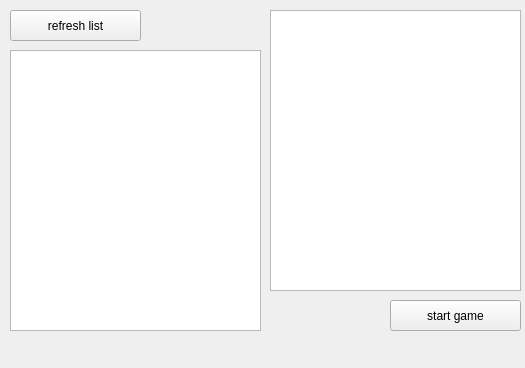
This is MainClient/gui/mainwindow.ui in stareven/Dlut-Game-Platform as Qt 5 draws it before an edit. The edited form follows.
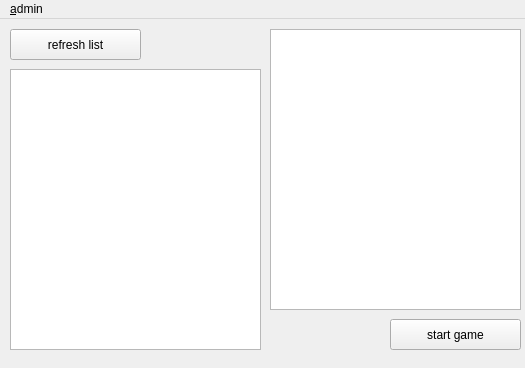
This is the edited form.

Commit message: add JWidgetAdmin and JCommandSendBase

The edit to the form file:
```diff
--- a/MainClient/gui/mainwindow.ui
+++ b/MainClient/gui/mainwindow.ui
@@ -70,6 +70,13 @@
      <height>25</height>
     </rect>
    </property>
+   <widget class="QMenu" name="menuAdmin">
+    <property name="title">
+     <string>&amp;admin</string>
+    </property>
+    <addaction name="actionShow_admin_window"/>
+   </widget>
+   <addaction name="menuAdmin"/>
   </widget>
  </widget>
  <layoutdefault spacing="6" margin="11"/>
```
Left out of the diff: 5 changed lines with no effect on the pictures. The commit also changes 16 other files.
